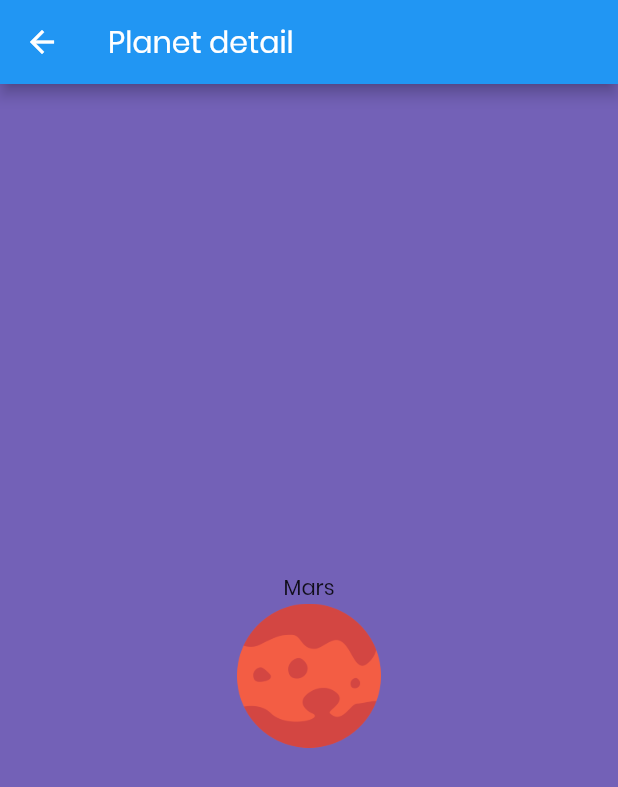
After one commit to TheAlphamerc/flutter_Planet, a Flutter app: the screen it shows after launch, after a tap on "Mars", on a phone screen of 412 x 824 dp. The commit adds this screen. Shown: the top 787 px of the screen. Run offline on Flutter 3.47's test engine with Material 2 defaults, Android fonts, the phone set to English and light mode, and no system bars.

Commit message:
Adding routing and navigation

```diff
--- /dev/null
+++ b/lib/helper/custom_route.dart
@@ -0,0 +1,17 @@
+import 'package:flutter/material.dart';
+
+class CustomRoute<T> extends MaterialPageRoute<T> {
+  CustomRoute({WidgetBuilder builder, RouteSettings settings})
+      : super(builder: builder, settings: settings);
+  @override
+  Widget buildTransitions(BuildContext context, Animation<double> animation,
+      Animation<double> secondaryAnimation, Widget child) {
+    if (settings.isInitialRoute) {
+      return child;
+    }
+    return FadeTransition(
+      opacity: animation,
+      child: child,
+    );
+  }
+}
--- a/lib/main.dart
+++ b/lib/main.dart
@@ -1,21 +1,54 @@
 import 'package:flutter/material.dart';
+import 'package:flutter/rendering.dart';
+import 'package:flutter_planets/helper/custom_route.dart';
+import 'package:flutter_planets/models/planet.dart';
+import 'package:flutter_planets/pages/detailPage.dart';
 import 'package:flutter_planets/pages/homePageBody.dart';
+import 'package:flutter_planets/scopedModel/connectedPlanets.dart';
 import 'package:flutter_planets/widget/gradientAppBar.dart';
+import 'package:scoped_model/scoped_model.dart';
 
-void main() => runApp(MyApp());
+void main() {
+  debugPaintSizeEnabled = false;
+  runApp(MyApp());
+}
 
 class MyApp extends StatelessWidget {
+  final PlanetModel planetModel = PlanetModel();
   @override
   Widget build(BuildContext context) {
-    return MaterialApp(
-      title: 'Flutter Demo',
+    Planet planet;
+    return ScopedModel(
+        model: planetModel,
+        child: MaterialApp(
+            title: 'Planets',
             theme: ThemeData(primarySwatch: Colors.blue, fontFamily: 'Poppins'),
-      home: MyHomePage(),
-    );
+            routes: <String, WidgetBuilder>{
+              '/': (_) => MyHomePage(),
+              '/detail': (_) => DetailPage(planet)
+            },
+            onGenerateRoute: (RouteSettings settings) {
+              final List<String> pathElements = settings.name.split('/');
+              if (pathElements[0] == '') {
+                return null;
+              }
+              if (pathElements[0] == 'detail') {
+                final String planetId = pathElements[1];
+                Planet planet = planetModel.allPlanet.firstWhere((x) {
+                  return x.id == planetId;
+                });
+                return CustomRoute<bool>(
+                    builder: (BuildContext context) => DetailPage(planet));
+              } else if (settings.name.contains('detail')) {
+                return CustomRoute<bool>(
+                    builder: (BuildContext context) => DetailPage(planet));
+              }
+            }));
   }
 }
 
 class MyHomePage extends StatefulWidget {
+  final PlanetModel planetModel = PlanetModel();
   @override
   _MyHomePageState createState() => _MyHomePageState();
 }
@@ -29,6 +62,7 @@ class _MyHomePageState extends State<MyHomePage> {
           GradientAppBar("trevia"),
           HomePageBody(),
         ],
-    ));
+      ),
+    );
   }
 }
--- /dev/null
+++ b/lib/pages/detailPage.dart
@@ -0,0 +1,29 @@
+import 'package:flutter/cupertino.dart';
+import 'package:flutter/material.dart';
+import 'package:flutter_planets/models/planet.dart';
+
+class DetailPage extends StatelessWidget {
+  final Planet planet;
+  DetailPage(this.planet);
+
+  @override
+  Widget build(BuildContext context) {
+    return Scaffold(
+        appBar: new AppBar(
+          title: Text('Planet detail'),
+        ),
+        body: Container(
+          constraints: BoxConstraints.expand(),
+          color: Color(0xFF7361B7),
+          child: Column(
+            mainAxisAlignment: MainAxisAlignment.center,
+            children: <Widget>[
+              Text(planet.name),
+              Hero(
+                  tag: planet.id,
+                  child: Image.asset(planet.image, height: 96, width: 96))
+            ],
+          ),
+        ));
+  }
+}
--- a/lib/pages/homePageBody.dart
+++ b/lib/pages/homePageBody.dart
@@ -1,21 +1,16 @@
 import 'package:flutter/cupertino.dart';
 import 'package:flutter/rendering.dart';
 import 'package:flutter_planets/models/planet.dart';
+import 'package:flutter_planets/scopedModel/connectedPlanets.dart';
 import 'package:flutter_planets/widget/planetRow.dart';
+import 'package:scoped_model/scoped_model.dart';
 
 class HomePageBody extends StatelessWidget {
-  // @override
-  // Widget build(BuildContext context) {
-  //   return Expanded(
-  //       child: ListView.builder(
-  //     itemBuilder: (context, index) => PlanetRow(planets[index]),
-  //     itemCount: planets.length,
-  //     itemExtent: 172,
-  //     padding: EdgeInsets.symmetric(vertical: 16),
-  //   ));
-  // }
   @override
   Widget build(BuildContext context) {
+    return ScopedModelDescendant<PlanetModel>(
+        builder: (BuildContext context, Widget child, PlanetModel model) {
+      final List<Planet> _planets = model.allPlanet;
       return Expanded(
           child: Container(
         color: Color(0xFF736AB7),
@@ -26,61 +21,14 @@ class HomePageBody extends StatelessWidget {
               padding: EdgeInsets.symmetric(vertical: 24),
               sliver: SliverFixedExtentList(
                 itemExtent: 172,
-
                 delegate: SliverChildBuilderDelegate(
-                  (context, index) => PlanetRow(planets[index]),childCount: planets.length),
+                    (context, index) => PlanetRow(_planets[index]),
+                    childCount: _planets.length),
               ),
             )
           ],
         ),
       ));
+    });
   }
-
-  List<Planet> planets = [
-    Planet(
-      id: "1",
-      name: "Mars",
-      location: "Milkyway Galaxy",
-      distance: "227.9m Km",
-      gravity: "3.711 m/s ",
-      description: "Lorem ipsum...",
-      image: "assets/img/mars.png",
-    ),
-    Planet(
-      id: "2",
-      name: "Neptune",
-      location: "Milkyway Galaxy",
-      distance: "54.6m Km",
-      gravity: "11.15 m/s ",
-      description: "Lorem ipsum...",
-      image: "assets/img/neptune.png",
-    ),
-    Planet(
-      id: "3",
-      name: "Moon",
-      location: "Milkyway Galaxy",
-      distance: "54.6m Km",
-      gravity: "1.622 m/s ",
-      description: "Lorem ipsum...",
-      image: "assets/img/moon.png",
-    ),
-    Planet(
-      id: "4",
-      name: "Earth",
-      location: "Milkyway Galaxy",
-      distance: "54.6m Km",
-      gravity: "9.807 m/s ",
-      description: "Lorem ipsum...",
-      image: "assets/img/earth.png",
-    ),
-    Planet(
-      id: "5",
-      name: "Mercury",
-      location: "Milkyway Galaxy",
-      distance: "54.6m Km",
-      gravity: "3.7 m/s ",
-      description: "Lorem ipsum...",
-      image: "assets/img/mercury.png",
-    ),
-  ];
 }
--- /dev/null
+++ b/lib/scopedModel/connectedPlanets.dart
@@ -0,0 +1,58 @@
+import 'package:flutter_planets/models/planet.dart';
+import 'package:scoped_model/scoped_model.dart';
+
+class ConnectedPlanetsModel extends Model {
+  List<Planet> _products = [
+    Planet(
+      id: "1",
+      name: "Mars",
+      location: "Milkyway Galaxy",
+      distance: "227.9m Km",
+      gravity: "3.711 m/s ",
+      description: "Lorem ipsum...",
+      image: "assets/img/mars.png",
+    ),
+    Planet(
+      id: "2",
+      name: "Neptune",
+      location: "Milkyway Galaxy",
+      distance: "54.6m Km",
+      gravity: "11.15 m/s ",
+      description: "Lorem ipsum...",
+      image: "assets/img/neptune.png",
+    ),
+    Planet(
+      id: "3",
+      name: "Moon",
+      location: "Milkyway Galaxy",
+      distance: "54.6m Km",
+      gravity: "1.622 m/s ",
+      description: "Lorem ipsum...",
+      image: "assets/img/moon.png",
+    ),
+    Planet(
+      id: "4",
+      name: "Earth",
+      location: "Milkyway Galaxy",
+      distance: "54.6m Km",
+      gravity: "9.807 m/s ",
+      description: "Lorem ipsum...",
+      image: "assets/img/earth.png",
+    ),
+    Planet(
+      id: "5",
+      name: "Mercury",
+      location: "Milkyway Galaxy",
+      distance: "54.6m Km",
+      gravity: "3.7 m/s ",
+      description: "Lorem ipsum...",
+      image: "assets/img/mercury.png",
+    ),
+  ];
+}
+
+class PlanetModel extends ConnectedPlanetsModel {
+  List<Planet> get allPlanet {
+    return List.from(_products);
+  }
+}
--- a/lib/widget/planetRow.dart
+++ b/lib/widget/planetRow.dart
@@ -1,6 +1,7 @@
 import 'package:flutter/material.dart';
 import 'package:flutter/widgets.dart';
 import 'package:flutter_planets/models/planet.dart';
+import 'package:flutter_planets/pages/detailPage.dart';
 import 'package:flutter_planets/styles/textStyles.dart';
 
 class PlanetRow extends StatelessWidget {
@@ -11,7 +12,9 @@ class PlanetRow extends StatelessWidget {
     return Container(
       margin: EdgeInsets.symmetric(vertical: 16),
       alignment: FractionalOffset.centerLeft,
-      child: Image(image: AssetImage(planet.image), height: 92, width: 92),
+      child: Hero(
+          tag: planet.id,
+          child: Image(image: AssetImage(planet.image), height: 92, width: 92)),
     );
   }
 
@@ -87,11 +90,14 @@ class PlanetRow extends StatelessWidget {
 
   @override
   Widget build(BuildContext context) {
-    return Container(
-      height: 120,
-      margin: EdgeInsets.symmetric(horizontal: 16, vertical: 24),
-      child: Stack(
-        children: <Widget>[planetCard(), planetThumbnail()],
+    return GestureDetector(
+      onTap: () => Navigator.pushNamed<bool>(context, 'detail/${planet.id}'),
+      child: Container(
+        height: 120,
+        margin: EdgeInsets.symmetric(horizontal: 16, vertical: 24),
+        child: Stack(
+          children: <Widget>[planetCard(), planetThumbnail()],
+        ),
       ),
     );
   }
--- a/pubspec.yaml
+++ b/pubspec.yaml
@@ -23,6 +23,7 @@ dependencies:
   # The following adds the Cupertino Icons font to your application.
   # Use with the CupertinoIcons class for iOS style icons.
   cupertino_icons: ^0.1.2
+  scoped_model: ^1.0.1
 
 dev_dependencies:
   flutter_test:
```
Also changed, not shown: pubspec.lock. Lines whose indentation alone changed are shown as unchanged.
